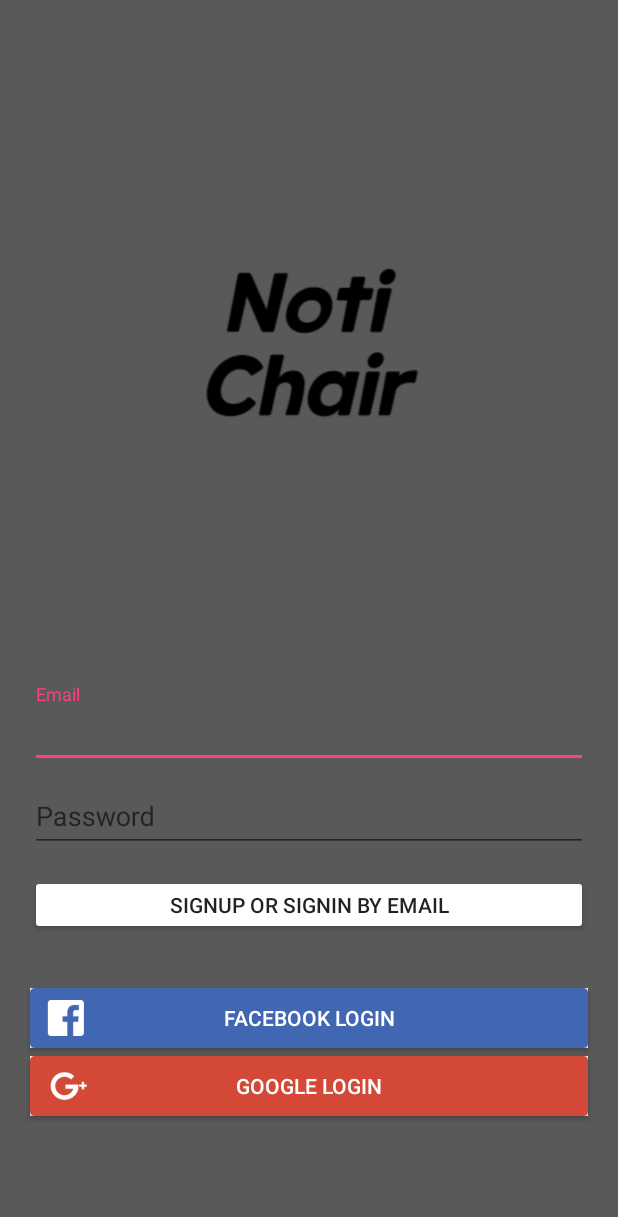
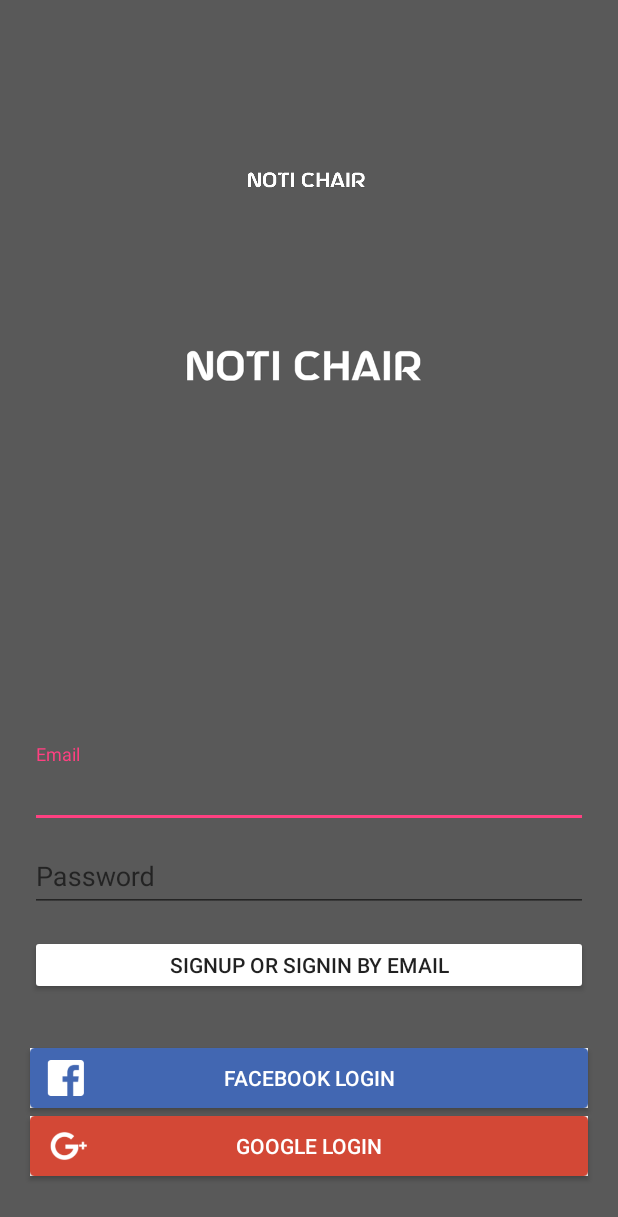
Before and after one commit to MinukLee1/Notichair, an Android app: the screen it shows after launch (LoginActivity), on a phone screen of 412 x 824 dp. Shown: the top 1217 px of the screen. Run offline under Robolectric (Android 15) with nearby library versions, the phone set to English and light mode, and no system bars; our stand-ins replace Firebase (no records; nobody signed in at launch, a user with empty details on screens opened directly).

Commit message:
title image add

```diff
--- a/app/src/main/res/layout/activity_login.xml
+++ b/app/src/main/res/layout/activity_login.xml
@@ -7,13 +7,33 @@
     android:background="#595959"
     tools:context=".LoginActivity">
 
-    <ImageView
-        android:layout_width="160dp"
-        android:layout_height="100dp"
-        android:layout_above="@+id/signin_layout"
-        android:layout_alignParentTop="true"
-        android:layout_marginLeft="130dp"
-        android:src="@drawable/noti" />
+    <LinearLayout
+        android:layout_width="match_parent"
+        android:layout_height="wrap_content"
+        android:layout_above="@id/gif_layout"
+        android:orientation="vertical">
+
+        <ImageView
+            android:layout_width="wrap_content"
+            android:layout_height="50dp"
+            android:layout_marginBottom="50dp"
+            android:src="@drawable/main_title" />
+    </LinearLayout>
+
+    <LinearLayout
+        android:id="@+id/gif_layout"
+        android:layout_width="match_parent"
+        android:layout_height="wrap_content"
+        android:layout_above="@id/signin_layout"
+        android:orientation="vertical">
+
+        <ImageView
+            android:layout_width="wrap_content"
+            android:layout_height="100dp"
+            android:layout_above="@+id/signin_layout"
+            android:layout_marginBottom="200dp"
+            android:src="@drawable/main_title" />
+    </LinearLayout>
 
     <LinearLayout
         android:id="@+id/signin_layout"
@@ -76,7 +96,7 @@
             android:layout_height="40dp"
             android:layout_marginLeft="20dp"
             android:layout_marginRight="20dp"
-            android:layout_marginBottom="80dp"
+            android:layout_marginBottom="40dp"
             android:background="@drawable/btn_signin_google"
             android:text="@string/signin_google"
             android:textColor="@color/colorWhite" />
```
Also changed, not shown: app/src/main/java/com/tennessee/notichair/MainActivity.kt (+11 -6 lines), app/src/main/res/layout/fragment_bluetooth.xml (+9 -0 lines), app/src/main/res/layout/fragment_main.xml (+28 -1 lines), app/src/main/res/drawable-v24/logo_title2.PNG (added), app/src/main/res/drawable-v24/main_title.PNG (added), app/src/main/res/drawable/logo_title.png (deleted).
